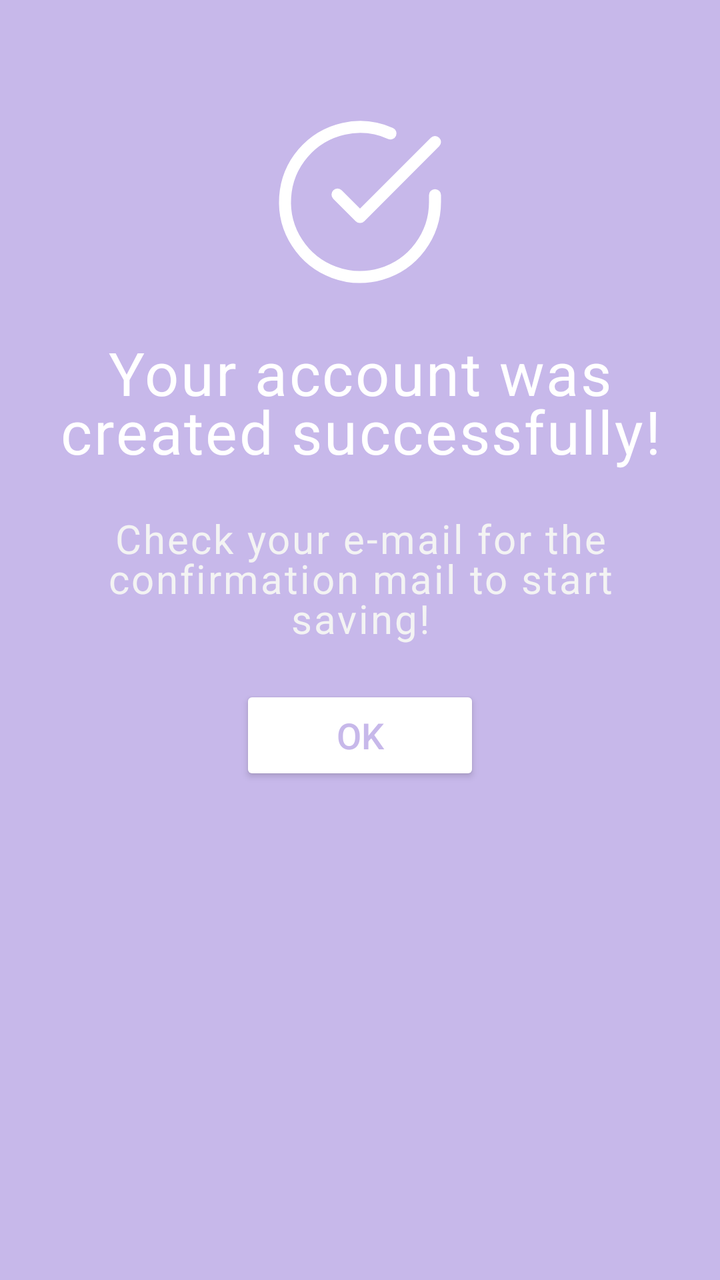
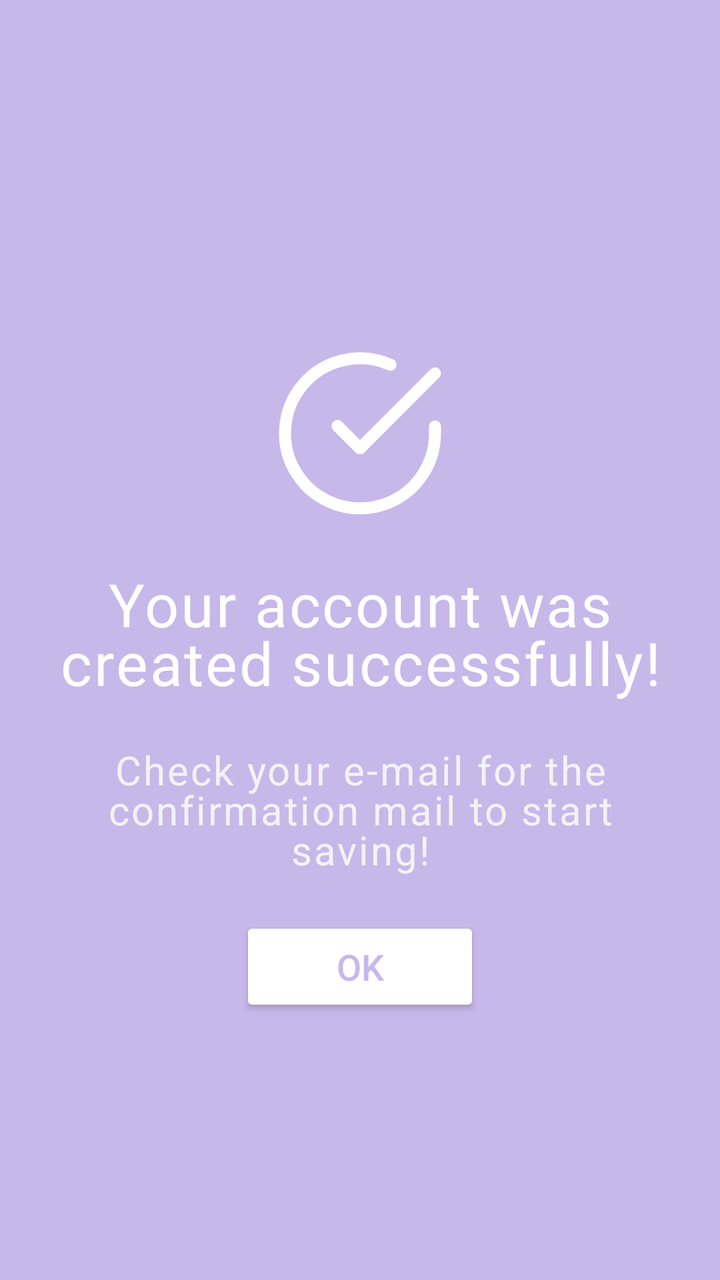

The first picture is an Android layout as it rendered before a commit; the second is the same layout after the commit. The layout source and the unified diff follow.
<!-- AndroidManifest.xml: application theme Theme.PiggyBank -->
<!-- res/layout/dialog_confirmation.xml -->
<?xml version="1.0" encoding="utf-8"?>
<RelativeLayout
    xmlns:android="http://schemas.android.com/apk/res/android"
    android:id="@+id/dialogConfirmation"
    android:layout_width="337dp"
    android:layout_height="349dp"
    android:clipToOutline="true"
    android:background="#C7B8EA"
    android:padding="16dp">

    
    <ImageView
        android:id="@+id/checkIcon"
        android:layout_width="90dp"
        android:layout_height="90dp"
        android:layout_centerHorizontal="true"
        android:layout_marginTop="40dp"
        android:src="@drawable/check_circle"/>

    
    <TextView
        android:id="@+id/tvYourAccount"
        android:layout_width="match_parent"
        android:layout_height="wrap_content"
        android:layout_below="@id/checkIcon"
        android:layout_marginTop="20dp"
        android:gravity="center"
        android:text="Your account was created successfully!"
        android:textColor="#FFFFFF"
        android:textSize="30sp"
        android:letterSpacing="0.03"
        android:lineSpacingExtra="-6sp"/>

    
    <TextView
        android:id="@+id/tvCheckEmail"
        android:layout_width="match_parent"
        android:layout_height="wrap_content"
        android:layout_below="@id/tvYourAccount"
        android:layout_marginTop="20dp"
        android:gravity="center"
        android:text="Check your e-mail for the confirmation mail to start saving!"
        android:textColor="#F3F3F3"
        android:textSize="20sp"
        android:letterSpacing="0.05"
        android:lineSpacingExtra="-4sp"/>

    
    <Button
        android:id="@+id/btnOk"
        android:layout_width="120dp"
        android:layout_height="50dp"
        android:layout_below="@id/tvCheckEmail"
        android:layout_centerHorizontal="true"
        android:layout_marginTop="20dp"
        android:backgroundTint="#FFFFFF"
        android:text="Ok"
        android:textColor="#C7B8EA"
        android:textSize="18sp"/>
</RelativeLayout>
<!-- resources referenced by this layout -->
<resources>
  <!-- drawable check_circle (drawable) -->
  <vector xmlns:android="http://schemas.android.com/apk/res/android"
      android:width="90dp"
      android:height="90dp"
      android:viewportWidth="90"
      android:viewportHeight="90">
    <path
        android:pathData="M82.5,41.55V45C82.495,53.087 79.877,60.955 75.035,67.432C70.193,73.909 63.387,78.647 55.633,80.94C47.878,83.232 39.59,82.957 32.004,80.155C24.419,77.352 17.942,72.173 13.541,65.389C9.14,58.605 7.049,50.58 7.581,42.511C8.113,34.442 11.24,26.761 16.493,20.614C21.748,14.467 28.848,10.183 36.736,8.401C44.624,6.618 52.876,7.434 60.263,10.725M82.5,15L45,52.537L33.75,41.287"
        android:strokeLineJoin="round"
        android:strokeWidth="6"
        android:fillColor="#00000000"
        android:strokeColor="#ffffff"
        android:strokeLineCap="round"/>
  </vector>
  <style name="Theme.PiggyBank" parent="Base.Theme.PiggyBank" />
  <style name="Base.Theme.PiggyBank" parent="Theme.Material3.DayNight.NoActionBar">
          
          
      </style>
</resources>

<!-- the commit's change to res/layout/dialog_confirmation.xml (unified diff, before → after) -->
@@ -2,11 +2,13 @@
 <RelativeLayout
     xmlns:android="http://schemas.android.com/apk/res/android"
     android:id="@+id/dialogConfirmation"
-    android:layout_width="337dp"
-    android:layout_height="349dp"
+    android:layout_width="match_parent"
+    android:layout_height="wrap_content"
+    android:orientation="vertical"
     android:clipToOutline="true"
     android:background="#C7B8EA"
-    android:padding="16dp">
+    android:padding="16dp"
+    android:gravity="center">
 
     
     <ImageView
